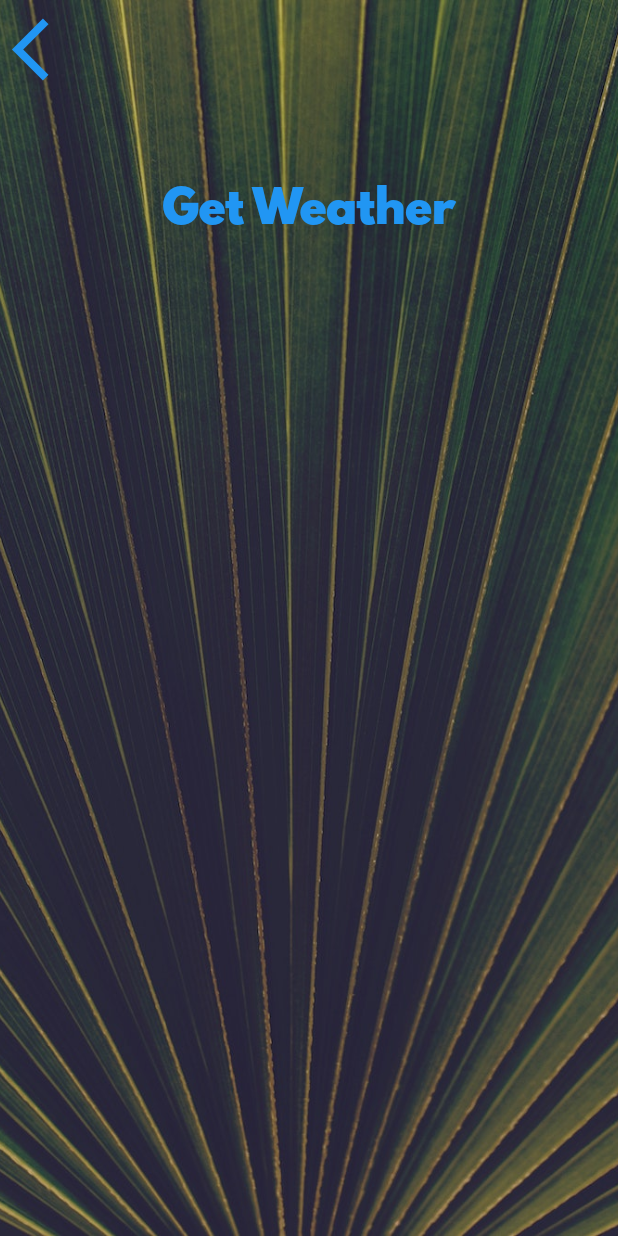
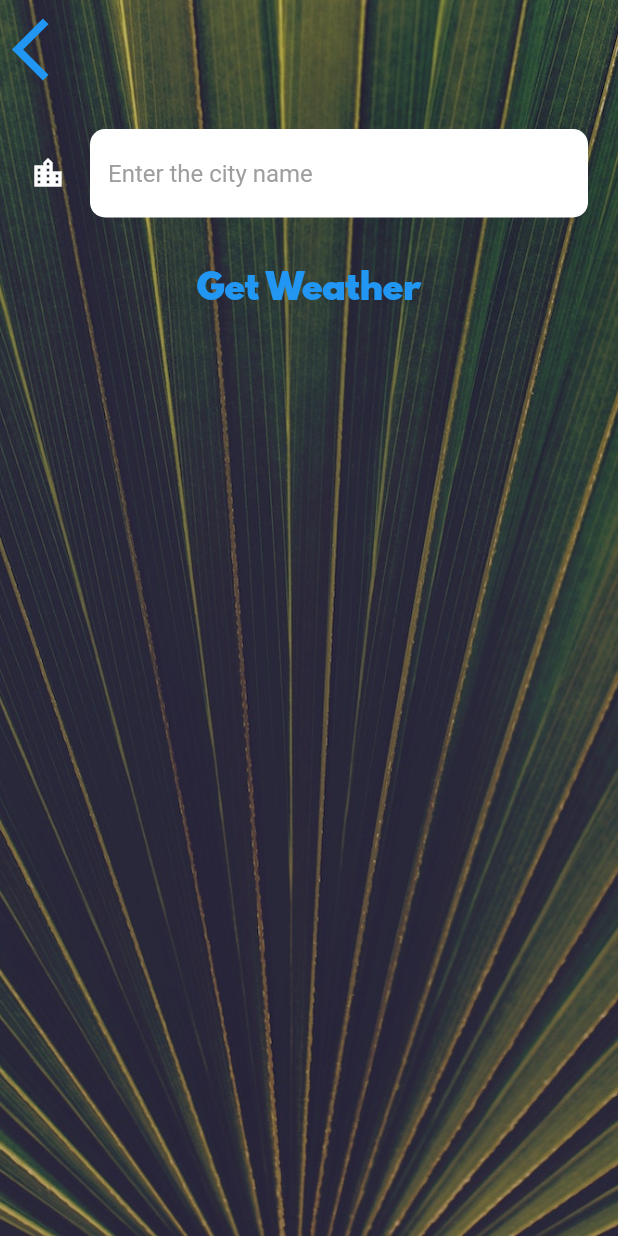
Before and after one commit to RazielHernandez/mapd722_lab09_weather_app, a Flutter app: the CityScreen screen opened directly, on a phone screen of 412 x 824 dp. Run offline on Flutter 3.47's test engine with Material 2 defaults, Android fonts, the phone set to English and light mode, and no system bars; our stand-ins replace flutter_spinkit, geolocator; network calls fail.

Commit message:
Final commit. City screen (custom city) added

```diff
--- a/lib/screens/city_screen.dart
+++ b/lib/screens/city_screen.dart
@@ -7,6 +7,8 @@ class CityScreen extends StatefulWidget {
 }
 
 class _CityScreenState extends State<CityScreen> {
+
+  String cityName = "";
   @override
   Widget build(BuildContext context) {
     return Scaffold(
@@ -25,40 +27,36 @@ class _CityScreenState extends State<CityScreen> {
                 alignment: Alignment.topLeft,
                 child:
                   TextButton(
-                    onPressed: () {},
+                    onPressed: () {
+                      Navigator.pop(context);
+                    },
                     child: Icon(
                       Icons.arrow_back_ios,
                       size: 50.0,
                     ),
                   )
-                  /*
-                  FlatButton(
-                    onPressed: () {},
-                    child: Icon(
-                      Icons.arrow_back_ios,
-                      size: 50.0,
-                    ),
-                  ),*/
               ),
               Container(
                 padding: EdgeInsets.all(20.0),
-                child: null,
+                child: TextField(
+                  style: TextStyle(
+                    color: Colors.black
+                  ),
+                  decoration: KInputDecoration,
+                  onChanged: (value) {
+                    cityName = value;
+                  },
+                ),
               ),
               TextButton(
-                onPressed: () {},
+                onPressed: () {
+                  Navigator.pop(context, cityName);
+                },
                 child: Text(
                   'Get Weather',
                   style: kButtonTextStyle,
                 ),
               ),
-              /*
-              FlatButton(
-                onPressed: () {},
-                child: Text(
-                  'Get Weather',
-                  style: kButtonTextStyle,
-                ),
-              ),*/
             ],
           ),
         ),
--- a/lib/utilities/constants.dart
+++ b/lib/utilities/constants.dart
@@ -2,19 +2,33 @@ import 'package:flutter/material.dart';
 
 const kTempTextStyle = TextStyle(
   fontFamily: 'Spartan MB',
-  fontSize: 100.0,
+  fontSize: 80.0,
 );
 
 const kMessageTextStyle = TextStyle(
   fontFamily: 'Spartan MB',
-  fontSize: 60.0,
+  fontSize: 45.0,
 );
 
 const kButtonTextStyle = TextStyle(
-  fontSize: 30.0,
+  fontSize: 23.0,
   fontFamily: 'Spartan MB',
 );
 
 const kConditionTextStyle = TextStyle(
-  fontSize: 100.0,
+  fontSize: 80.0,
 );
+
+const KInputDecoration = InputDecoration(
+  filled: true,
+  fillColor: Colors.white,
+  icon: Icon(Icons.location_city, color: Colors.white),
+  hintText: "Enter the city name",
+  hintStyle: TextStyle(
+    color: Colors.grey,
+  ),
+  border: OutlineInputBorder (
+    borderRadius: BorderRadius.all(Radius.circular(10)),
+    borderSide: BorderSide.none
+  )
+);
```
Also changed, not shown: lib/screens/location_screen.dart (+10 -2 lines), lib/services/weather.dart (+7 -0 lines), 1 other file.
